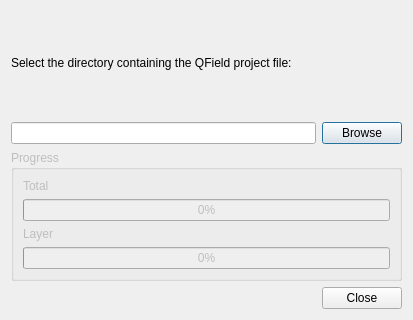
First picture: the form in qfieldsync/ui/synchronize_dialog.ui, repository opengisch/qfieldsync, before the edit.
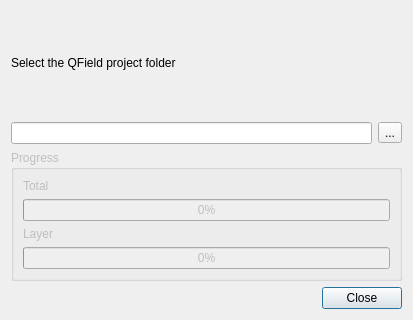
Second picture: the form after the edit.

```diff
--- a/qfieldsync/ui/synchronize_dialog.ui
+++ b/qfieldsync/ui/synchronize_dialog.ui
@@ -17,7 +17,7 @@
    <item>
     <widget class="QLabel" name="label">
      <property name="text">
-      <string>&lt;html&gt;&lt;head/&gt;&lt;body&gt;&lt;p&gt;Select the directory containing the&lt;/p&gt;&lt;p&gt;QField project file:&lt;/p&gt;&lt;/body&gt;&lt;/html&gt;</string>
+      <string>&lt;html&gt;&lt;head/&gt;&lt;body&gt;&lt;p&gt;Select the QField project folder&lt;/p&gt;&lt;/body&gt;&lt;/html&gt;</string>
      </property>
      <property name="textFormat">
       <enum>Qt::RichText</enum>
@@ -30,9 +30,9 @@
       <widget class="QLineEdit" name="qfieldDir"/>
      </item>
      <item>
-      <widget class="QPushButton" name="qfieldDir_btn">
+      <widget class="QToolButton" name="qfieldDir_button">
        <property name="text">
-        <string>Browse</string>
+        <string>...</string>
        </property>
       </widget>
      </item>
```
